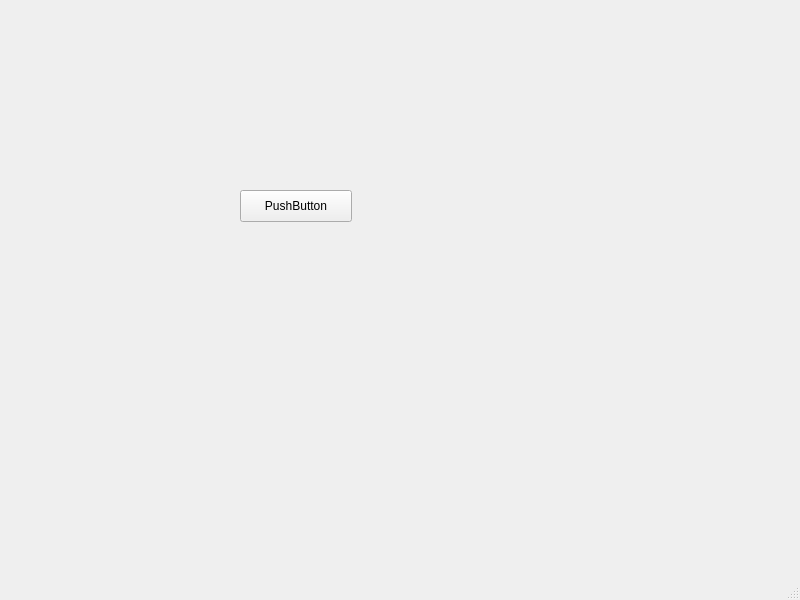
Above: mainwindow.ui from Dunkeshon/exam_oop_2019 before the change. Below: the same form after it.
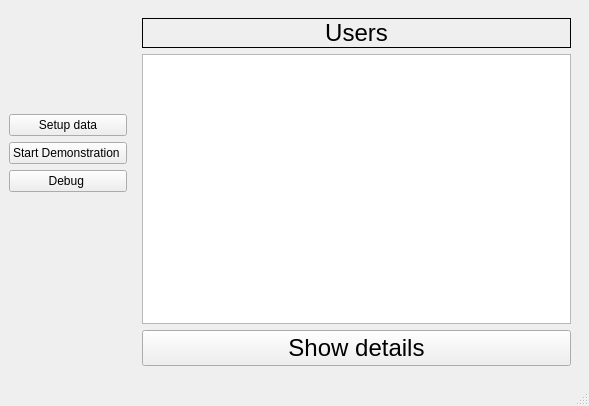
That is the form after the change.

Diff of the .ui file:
```diff
--- a/mainwindow.ui
+++ b/mainwindow.ui
@@ -6,27 +6,116 @@
    <rect>
     <x>0</x>
     <y>0</y>
-    <width>800</width>
-    <height>600</height>
+    <width>589</width>
+    <height>406</height>
    </rect>
   </property>
   <property name="windowTitle">
    <string>MainWindow</string>
   </property>
   <widget class="QWidget" name="centralwidget">
-   <widget class="QPushButton" name="pushButton">
-    <property name="geometry">
-     <rect>
-      <x>240</x>
-      <y>190</y>
-      <width>112</width>
-      <height>32</height>
-     </rect>
-    </property>
-    <property name="text">
-     <string>PushButton</string>
-    </property>
-   </widget>
+   <layout class="QGridLayout" name="gridLayout_2">
+    <item row="0" column="0">
+     <layout class="QVBoxLayout" name="verticalLayout_2">
+      <item>
+       <spacer name="verticalSpacer_2">
+        <property name="orientation">
+         <enum>Qt::Vertical</enum>
+        </property>
+        <property name="sizeHint" stdset="0">
+         <size>
+          <width>20</width>
+          <height>40</height>
+         </size>
+        </property>
+       </spacer>
+      </item>
+      <item>
+       <widget class="QPushButton" name="setup_data">
+        <property name="text">
+         <string>Setup data</string>
+        </property>
+       </widget>
+      </item>
+      <item>
+       <widget class="QPushButton" name="start_demonstration">
+        <property name="text">
+         <string>Start Demonstration </string>
+        </property>
+       </widget>
+      </item>
+      <item>
+       <widget class="QPushButton" name="pushButton">
+        <property name="text">
+         <string>Debug </string>
+        </property>
+       </widget>
+      </item>
+     </layout>
+    </item>
+    <item row="0" column="1" rowspan="2">
+     <widget class="QWidget" name="widget" native="true">
+      <layout class="QGridLayout" name="gridLayout">
+       <item row="0" column="0">
+        <layout class="QVBoxLayout" name="verticalLayout">
+         <item>
+          <widget class="QLabel" name="users_label">
+           <property name="font">
+            <font>
+             <pointsize>18</pointsize>
+            </font>
+           </property>
+           <property name="frameShape">
+            <enum>QFrame::Panel</enum>
+           </property>
+           <property name="text">
+            <string>Users</string>
+           </property>
+           <property name="alignment">
+            <set>Qt::AlignCenter</set>
+           </property>
+          </widget>
+         </item>
+         <item>
+          <widget class="QListWidget" name="listWidget">
+           <property name="font">
+            <font>
+             <pointsize>18</pointsize>
+            </font>
+           </property>
+          </widget>
+         </item>
+         <item>
+          <widget class="QPushButton" name="Show_details_button">
+           <property name="font">
+            <font>
+             <pointsize>18</pointsize>
+            </font>
+           </property>
+           <property name="text">
+            <string>Show details</string>
+           </property>
+          </widget>
+         </item>
+        </layout>
+       </item>
+      </layout>
+     </widget>
+    </item>
+    <item row="1" column="0">
+     <spacer name="verticalSpacer">
+      <property name="orientation">
+       <enum>Qt::Vertical</enum>
+      </property>
+      <property name="sizeHint" stdset="0">
+       <size>
+        <width>20</width>
+        <height>158</height>
+       </size>
+      </property>
+     </spacer>
+    </item>
+   </layout>
   </widget>
   <widget class="QMenuBar" name="menubar">
    <property name="geometry">
```
Left out of the diff: 2 changed lines with no effect on the pictures.
